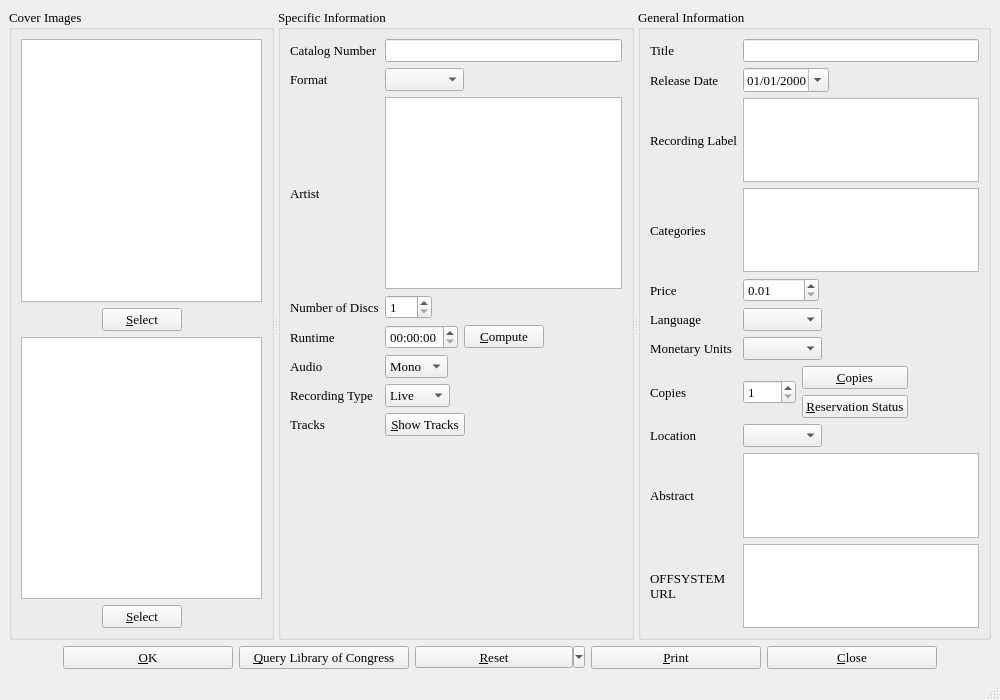
Old version of the form cdinfo.ui in the repository textbrowser/biblioteq.
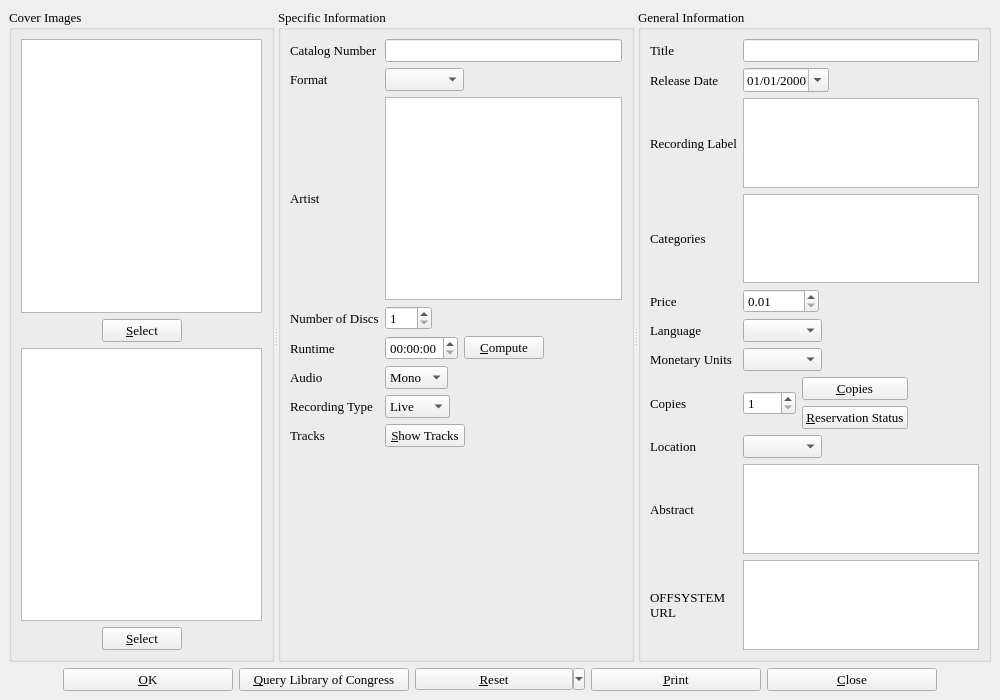
New version of the form. Icons and pictures are not drawn. Custom widgets are drawn as their Qt base class.

The edit to the form file:
```diff
--- a/cdinfo.ui
+++ b/cdinfo.ui
@@ -1183,7 +1183,6 @@
     </item>
    </layout>
   </widget>
-  <widget class="QStatusBar" name="statusBar" />
  </widget>
  <customwidgets>
   <customwidget>
```
